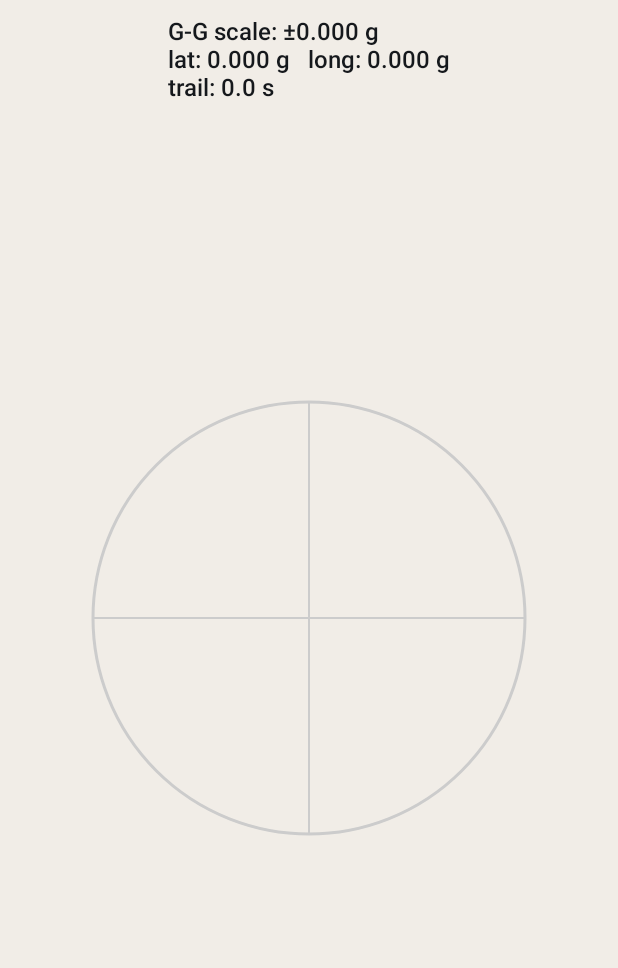
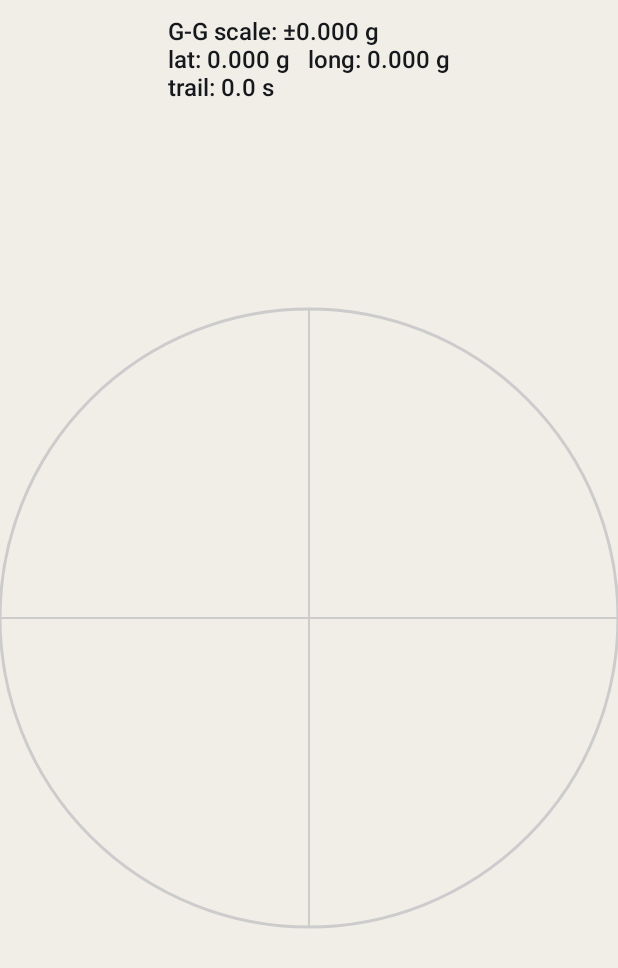
Before and after one commit to davef-dci/HotLapMobile, an Android app built with Jetpack Compose: the composable GGUi called with empty values, on a phone screen of 412 x 824 dp. Shown: the top 968 px of the screen. Run offline under Robolectric (Android 15) with nearby library versions, the phone set to English and light mode, and no system bars.

Commit message:
Changed size of gg circle and dot.

```diff
--- a/app/src/main/java/com/example/hotlapmobile/ui/RacingScreen.kt
+++ b/app/src/main/java/com/example/hotlapmobile/ui/RacingScreen.kt
@@ -731,10 +731,15 @@ fun GGUi(
             Text("trail: ${"%.1f".format(trailSeconds)} s")
         }
 
-        Canvas(Modifier.size(320.dp)) {
+        Canvas(
+            Modifier
+                .fillMaxWidth()
+                .aspectRatio(1f)
+        )
+        {
             val cx = size.width / 2f
             val cy = size.height / 2f
-            val radius = size.minDimension * 0.45f
+            val radius = size.minDimension * 0.5f
 
             // Static axes
             drawCircle(Color.LightGray, radius, Offset(cx, cy), style = Stroke(3f))
@@ -787,7 +792,7 @@ fun GGUi(
                             color = Color(0xFF009688).copy(alpha = segAlpha),
                             start = a.p,
                             end = b.p,
-                            strokeWidth = 3f,
+                            strokeWidth = 10f,
                             cap = StrokeCap.Round
                         )
                     }
@@ -816,7 +821,7 @@ fun GGUi(
                     // Slightly smaller radius for trail points
                     drawCircle(
                         color = Color(0xFF1E88E5).copy(alpha = alpha),
-                        radius = 4f,
+                        radius = 12f,
                         center = c
                     )
                 }
@@ -827,7 +832,7 @@ fun GGUi(
                 val px = cx + toPx(latG)
                 val py = cy - toPx(longG)
                 val c = clampToCircle(px, py)
-                drawCircle(color = Color(0xFF1E88E5), radius = 6f, center = c)
+                drawCircle(color = Color(0xFF1E88E5), radius = 15f, center = c)
             }
         }
     }
```
